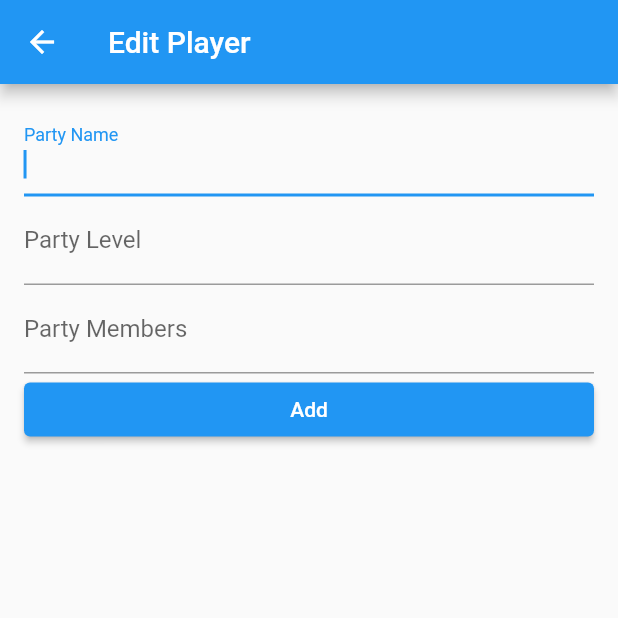
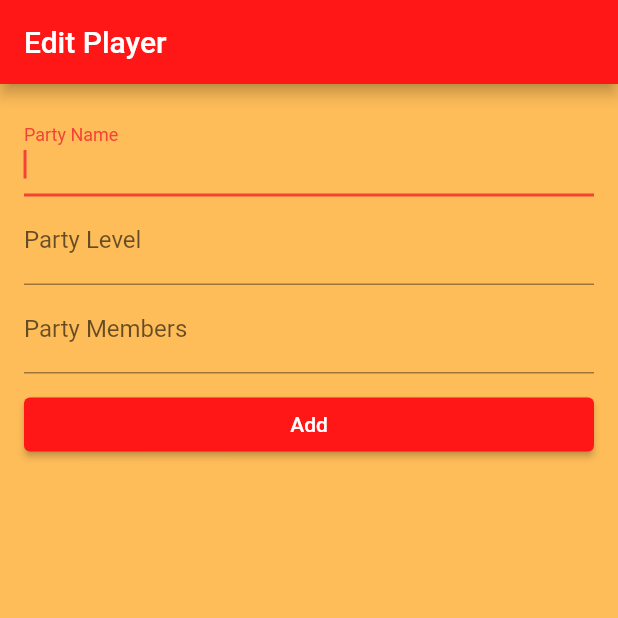
Before and after one commit to PaGaQi/DnDMobile, a Flutter app: the PartiesScreen screen opened by its route, after a tap on the "add" icon, on a phone screen of 412 x 824 dp, the top half of it. Run offline on Flutter 3.47's test engine with Material 2 defaults, Android fonts, the phone set to English and light mode, and no system bars; our stand-ins replace cloud_firestore, firebase_core; missing offline and left inert: dart:ffi; accounts and stored records are empty.

Commit message:
Party Edit Screen Finished
hehehehehe

```diff
--- a/dndfirebase/lib/Screens/parties_screen.dart
+++ b/dndfirebase/lib/Screens/parties_screen.dart
@@ -80,6 +80,8 @@ class _PartiesList extends StatelessWidget {
                 shape: RoundedRectangleBorder(
                   borderRadius: BorderRadius.circular(15),
                 ),
+                onTap: (() => Navigator.of(context)
+                    .pushNamed('/PartyEdit', arguments: doc.id)),
               ),
             );
           },
--- a/dndfirebase/lib/Screens/party_edit_screen.dart
+++ b/dndfirebase/lib/Screens/party_edit_screen.dart
@@ -77,8 +77,16 @@ class _PartyEditScreen extends State<PartyEditScreen> {
 
   @override
   Widget build(BuildContext context) {
-    return Scaffold(
-      appBar: AppBar(title: const Text("Edit Player")),
+    return MaterialApp(
+      theme: ThemeData(
+        colorScheme: ColorScheme.fromSwatch(primarySwatch: Colors.red),
+      ),
+      home: Scaffold(
+        backgroundColor: Color.fromARGB(255, 255, 189, 89),
+        appBar: AppBar(
+          title: const Text("Edit Player"),
+          backgroundColor: const Color.fromARGB(255, 255, 22, 22),
+        ),
         body: Padding(
           padding: const EdgeInsets.all(16.0),
           child: Column(
@@ -98,7 +106,9 @@ class _PartyEditScreen extends State<PartyEditScreen> {
                 keyboardType: TextInputType.number,
                 inputFormatters: [FilteringTextInputFormatter.digitsOnly],
                 decoration: const InputDecoration(
-                label: Text("Party Level"),
+                  label: Text(
+                    "Party Level",
+                  ),
                 ),
               ),
               //PARTY MEMBERS
@@ -110,13 +120,19 @@ class _PartyEditScreen extends State<PartyEditScreen> {
                   label: Text("Party Members"),
                 ),
               ),
+              SizedBox(height: 10),
               ElevatedButton(
                 onPressed: _addParty,
+                style: ButtonStyle(
+                  backgroundColor: MaterialStateProperty.all(
+                      Color.fromARGB(255, 255, 22, 22)),
+                ),
                 child: const Text("Add"),
               ),
             ],
           ),
         ),
+      ),
     );
   }
 }
```
Lines whose indentation alone changed are shown as unchanged.
